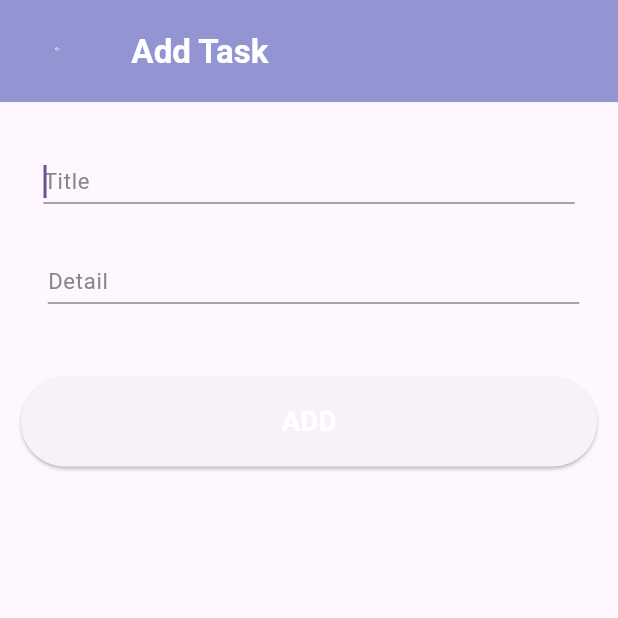
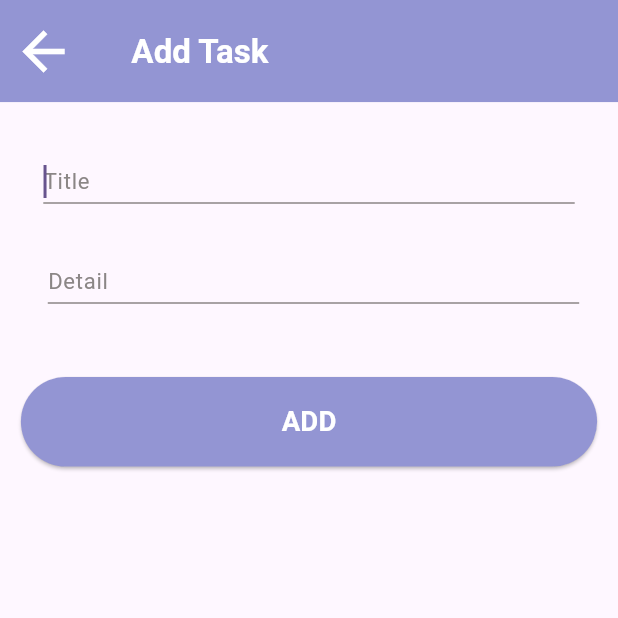
Before and after one commit to PrinceJohn01/todo, a Flutter app: the AddTodoScreen screen opened directly, on a phone screen of 412 x 824 dp, the top half of it. Run offline on Flutter 3.47's test engine with Material 3 defaults, Android fonts, the phone set to English and light mode, and no system bars; our stand-ins replace cached_network_image, flutter_svg, get; Roboto replaces fonts that are missing (Jost).

Commit message:
final changes

```diff
--- a/lib/logic/custom_elevated_button.dart
+++ b/lib/logic/custom_elevated_button.dart
@@ -22,9 +22,7 @@ class CustomElevatedButton extends BaseButton {
   });
 
   final BoxDecoration? decoration;
-
   final Widget? leftIcon;
-
   final Widget? rightIcon;
 
   @override
@@ -43,7 +41,10 @@ class CustomElevatedButton extends BaseButton {
         margin: margin,
         decoration: decoration,
         child: ElevatedButton(
-          style: buttonStyle,
+          style: ElevatedButton.styleFrom(
+            backgroundColor:
+                const Color(0xFF9395D3), // Set background color here
+          ),
           onPressed: isDisabled ?? false ? null : onPressed ?? () {},
           child: Row(
             mainAxisAlignment: MainAxisAlignment.center,
--- a/lib/logic/custom_floating_button.dart
+++ b/lib/logic/custom_floating_button.dart
@@ -47,7 +47,7 @@ class CustomFloatingButton extends StatelessWidget {
           decoration: decoration ??
               BoxDecoration(
                 color: const Color(0XFF9395D3),
-                borderRadius: BorderRadius.circular(35.h),
+                borderRadius: BorderRadius.circular(45.h),
               ),
           child: child,
         ),
--- a/lib/screens/add_todo_screen/add_todo_screen.dart
+++ b/lib/screens/add_todo_screen/add_todo_screen.dart
@@ -2,18 +2,16 @@ import 'package:flutter/material.dart';
 import 'package:get/get.dart';
 import 'package:todo/logic/size_utils.dart';
 
-import '../../logic/app_bar/appbar_leading_image.dart';
 import '../../logic/app_bar/appbar_title.dart';
 import '../../logic/app_bar/custom_app_bar.dart';
 import '../../logic/custom_elevated_button.dart';
 import '../../logic/custom_text_form_field.dart';
-import '../../logic/image_constant.dart';
 import '../../theme/theme_helper.dart';
 import '../todo.dart';
 
 // ignore_for_file: must_be_immutable
 class AddTodoScreen extends StatelessWidget {
-  AddTodoScreen({Key? key}) : super(key: key);
+  AddTodoScreen({super.key});
 
   final TodoController todoController = Get.find();
   final TextEditingController titleController = TextEditingController();
@@ -26,10 +24,15 @@ class AddTodoScreen extends StatelessWidget {
             resizeToAvoidBottomInset: false,
             appBar: CustomAppBar(
                 leadingWidth: 51.h,
-                leading: AppbarLeadingImage(
-                    imagePath: ImageConstant.imgTurnBackpageButton,
-                    margin:
-                        EdgeInsets.only(left: 26.h, top: 34.v, bottom: 37.v)),
+                leading: IconButton(
+                    onPressed: () {
+                      Get.back();
+                    },
+                    icon: const Icon(
+                      Icons.arrow_back_outlined,
+                      color: Colors.white,
+                      size: 42,
+                    )),
                 title: AppbarTitle(
                     text: "Add Task", margin: EdgeInsets.only(left: 37.h)),
                 styleType: Style.bgFill),
--- a/lib/screens/todo_page/todo_page.dart
+++ b/lib/screens/todo_page/todo_page.dart
@@ -46,7 +46,10 @@ class TodoPage extends StatelessWidget {
                           itemCount: todoController.todos.length,
                           itemBuilder: (context, index) {
                             var todo = todoController.todos[index];
-                            return TodosItemWidget(todo: todo);
+                            return Padding(
+                              padding: const EdgeInsets.all(15.0),
+                              child: TodosItemWidget(todo: todo),
+                            );
                           },
                         ),
                       ),
```
Also changed, not shown: lib/screens/completed_task_screen/completed_task_screen.dart (+6 -4 lines), lib/screens/edit_todo_screen/edit_todo_screen.dart (+9 -6 lines), lib/screens/todo_page/widgets/todos_item_widget.dart (+4 -5 lines).
